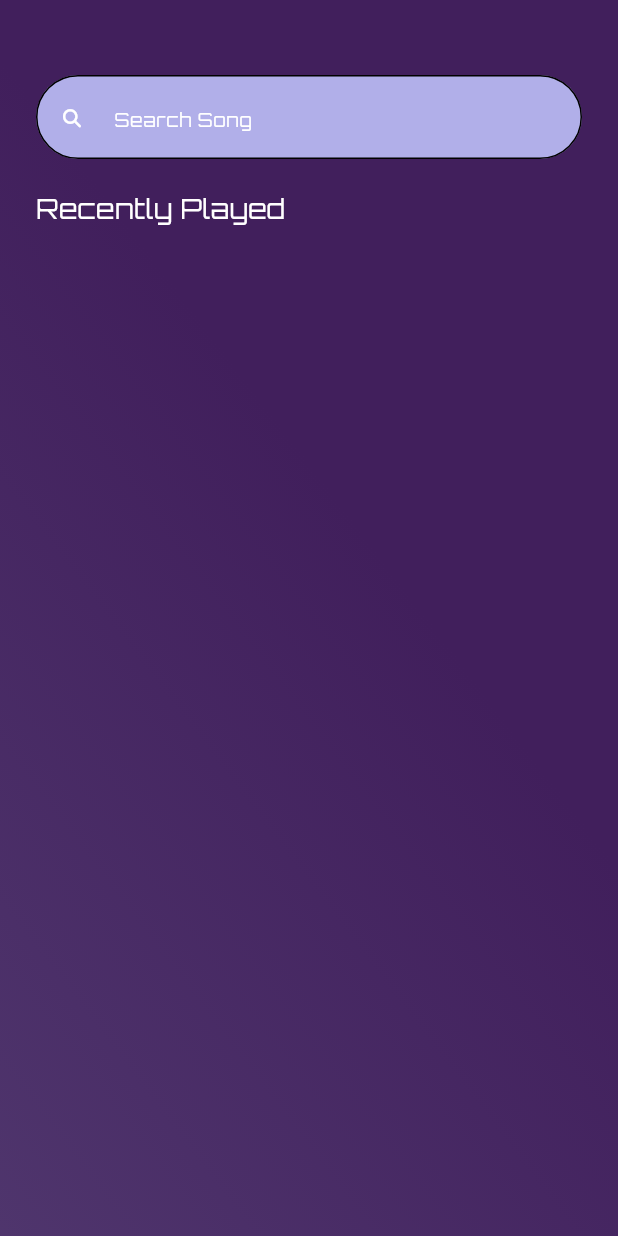
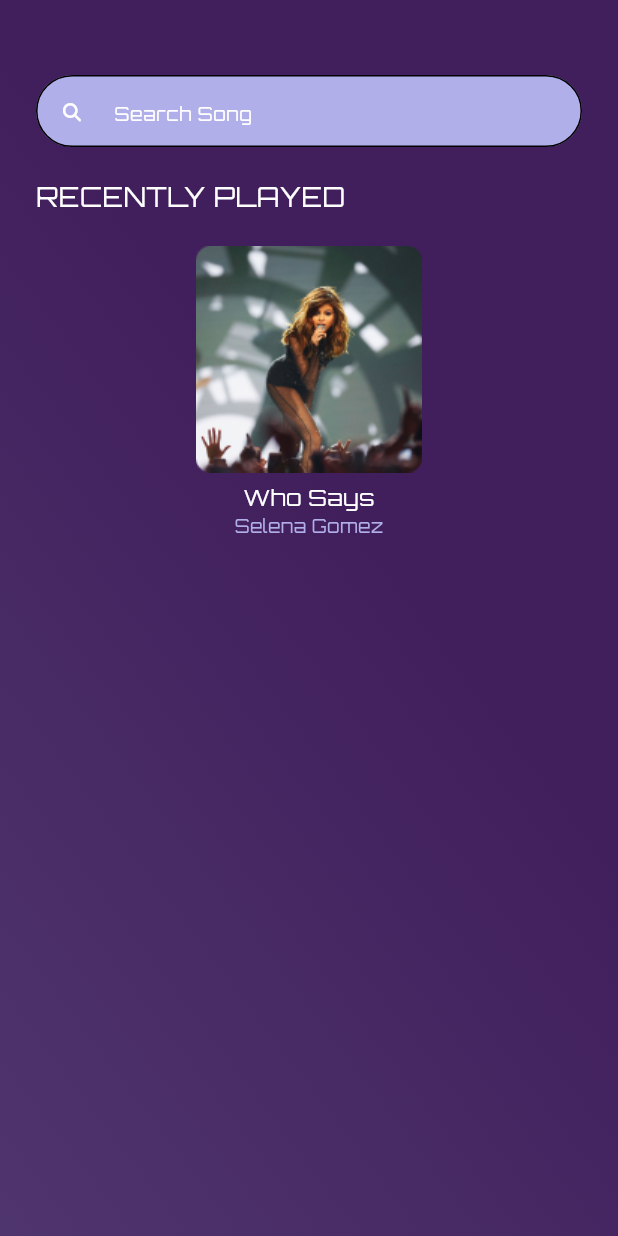
Before and after one commit to Hishamk99/music-app, a Flutter app: the HomePage screen opened by its route, on a phone screen of 412 x 824 dp. Run offline on Flutter 3.47's test engine with Material 3 defaults, Android fonts, the phone set to English and light mode, and no system bars; our stand-ins replace font_awesome_flutter.

Commit message:
create CustomRecentlyPlayedSongsItem widget

```diff
--- a/lib/features/home/screens/home_page.dart
+++ b/lib/features/home/screens/home_page.dart
@@ -1,5 +1,6 @@
 import 'package:flutter/material.dart';
 import 'package:music_app/core/resources/colors.dart';
+import 'package:music_app/core/utils/styles.dart';
 import 'package:music_app/features/home/widgets/custom_recently_played_text.dart';
 import 'package:music_app/features/home/widgets/custom_text_field.dart';
 
@@ -27,6 +28,8 @@ class HomePage extends StatelessWidget {
               CustomTextField(),
               SizedBox(height: 20),
               CustomRecentlyPlayedText(),
+              SizedBox(height: 20),
+              CustomRecentlyPlayedSongsItem(),
             ],
           ),
         ),
@@ -34,3 +37,29 @@ class HomePage extends StatelessWidget {
     );
   }
 }
+
+class CustomRecentlyPlayedSongsItem extends StatelessWidget {
+  const CustomRecentlyPlayedSongsItem({super.key});
+
+  @override
+  Widget build(BuildContext context) {
+    return Column(
+      children: [
+        Image.asset('assets/images/selena.png'),
+        const SizedBox(height: 6),
+        Text(
+          'Who Says',
+          style: Styles.styles_18W500.copyWith(
+            fontSize: 15,
+          ),
+        ),
+        Text(
+          'Selena Gomez',
+          style: Styles.styles_12W500.copyWith(
+            color: ColorsManager.kTextFieldColor,
+          ),
+        ),
+      ],
+    );
+  }
+}
--- a/lib/features/home/widgets/custom_recently_played_text.dart
+++ b/lib/features/home/widgets/custom_recently_played_text.dart
@@ -11,7 +11,7 @@ class CustomRecentlyPlayedText extends StatelessWidget {
     return const Padding(
       padding: EdgeInsets.symmetric(horizontal: 24),
       child: Text(
-        'Recently Played',
+        'RECENTLY PLAYED',
         textAlign: TextAlign.start,
         style: Styles.styles_18W500,
       ),
--- a/lib/features/home/widgets/custom_text_field.dart
+++ b/lib/features/home/widgets/custom_text_field.dart
@@ -12,7 +12,7 @@ class CustomTextField extends StatelessWidget {
       padding: const EdgeInsets.symmetric(horizontal: 24),
       child: TextField(
         decoration: InputDecoration(
-          contentPadding: const EdgeInsets.symmetric(vertical: 16),
+          contentPadding: const EdgeInsets.symmetric(vertical: 12),
           hintText: 'Search Song',
           hintStyle: Styles.styles_12W500.copyWith(
             fontWeight: FontWeight.w400,
--- a/pubspec.yaml
+++ b/pubspec.yaml
@@ -61,7 +61,7 @@ flutter:
 
   # To add assets to your application, add an assets section, like this:
   assets:
-    - assets/images/guy_listening_music.png
+    - assets/images/
 
   # An image asset can refer to one or more resolution-specific "variants", see
   # https://flutter.dev/assets-and-images/#resolution-aware
```
Also changed, not shown: assets/images/bebber.png (added), assets/images/selena.png (added), assets/images/walker.png (added).
